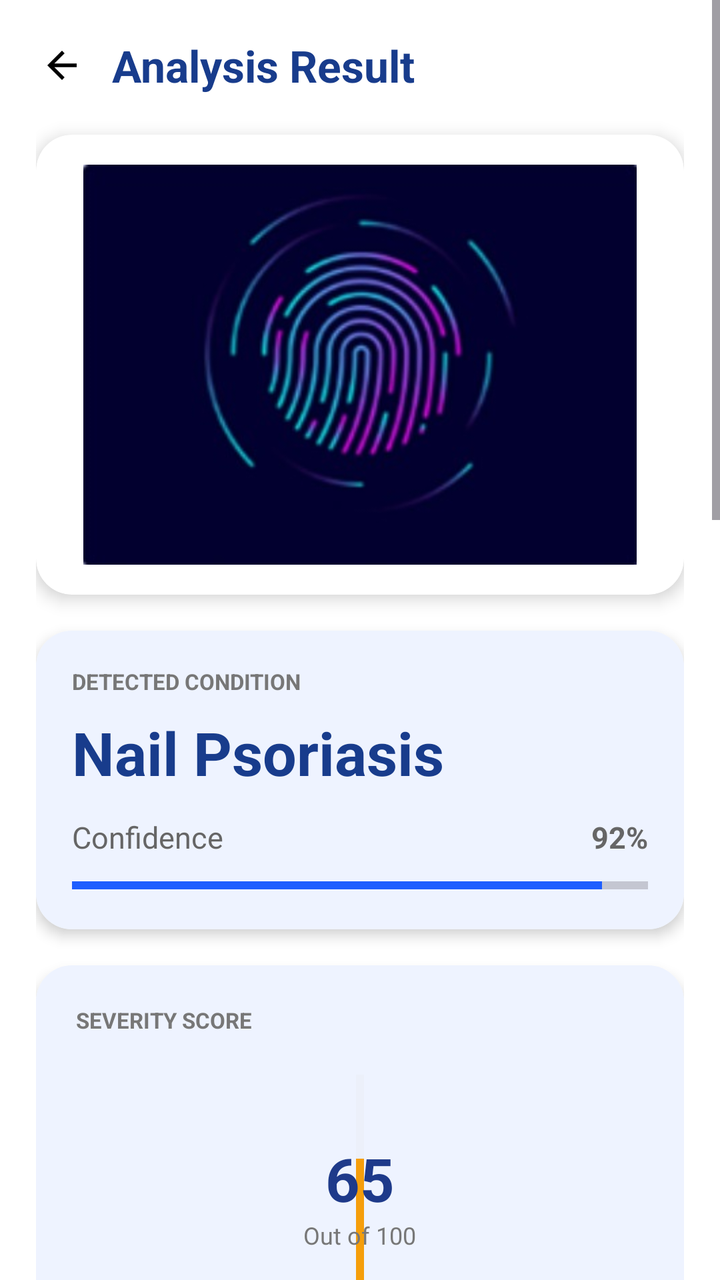
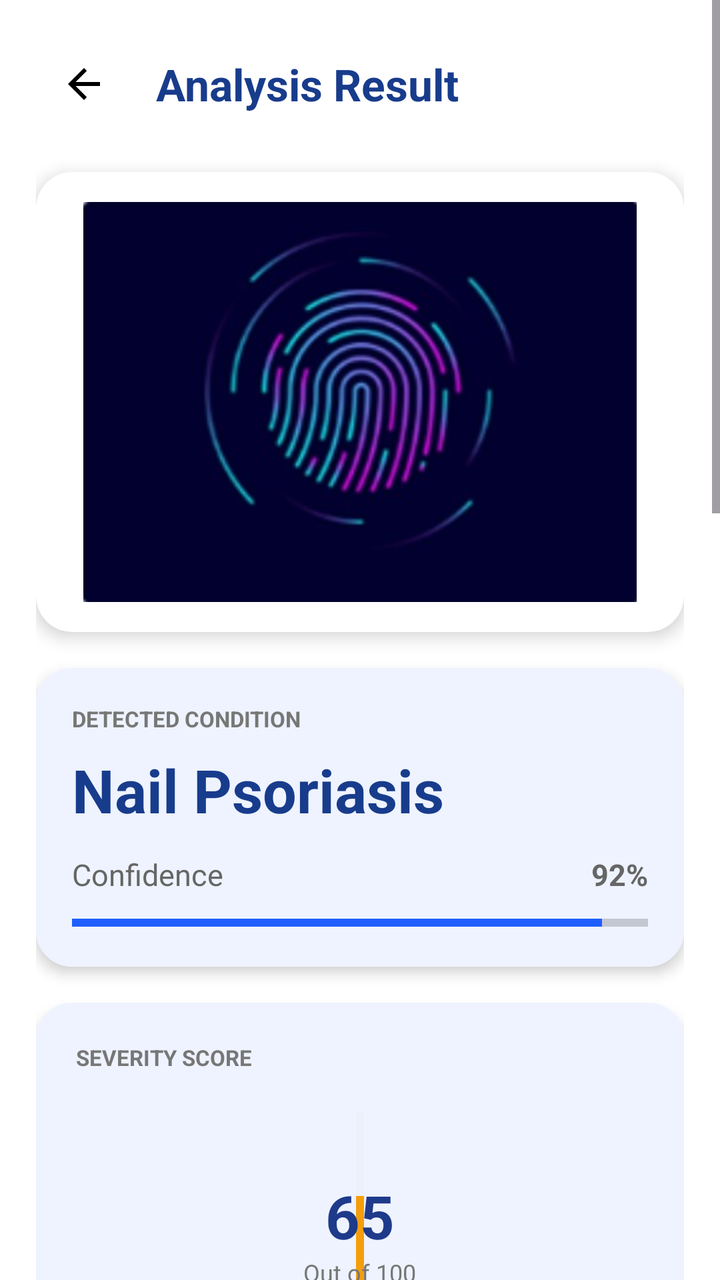

Compare the two renders of this Android layout. The source of the first and the diff that turns it into the second are given below.
<!-- AndroidManifest.xml: application theme Theme.AIAutomatedNailDiseaseDetection -->
<!-- res/layout/activity_result.xml -->
<?xml version="1.0" encoding="utf-8"?>
<ScrollView xmlns:android="http://schemas.android.com/apk/res/android"
    xmlns:app="http://schemas.android.com/apk/res-auto"
    android:layout_width="match_parent"
    android:layout_height="match_parent"
    android:background="#FFFFFF">

    <LinearLayout
        android:layout_width="match_parent"
        android:layout_height="wrap_content"
        android:orientation="vertical"
        android:padding="18dp">

        

        <LinearLayout
            android:layout_width="match_parent"
            android:layout_height="wrap_content"
            android:gravity="center_vertical">

            <ImageView
                android:id="@+id/btnBack"
                android:layout_width="26dp"
                android:layout_height="26dp"
                android:src="@drawable/ic_back"
                android:padding="2dp"/>

            <TextView
                android:layout_width="wrap_content"
                android:layout_height="wrap_content"
                android:layout_marginStart="12dp"
                android:text="Analysis Result"
                android:textColor="#183C8C"
                android:textStyle="bold"
                android:textSize="22sp"/>

        </LinearLayout>

        

        <androidx.cardview.widget.CardView
            android:layout_width="match_parent"
            android:layout_height="230dp"
            android:layout_marginTop="20dp"
            app:cardCornerRadius="18dp"
            app:cardElevation="5dp">

            <ImageView
                android:id="@+id/imgResult"
                android:layout_width="match_parent"
                android:layout_height="match_parent"
                android:padding="15dp"
                android:scaleType="fitCenter"
                android:src="@drawable/fingerprint"/>

        </androidx.cardview.widget.CardView>

        

        <androidx.cardview.widget.CardView
            android:layout_width="match_parent"
            android:layout_height="wrap_content"
            android:layout_marginTop="18dp"
            app:cardCornerRadius="18dp"
            app:cardElevation="4dp">

            <LinearLayout
                android:layout_width="match_parent"
                android:layout_height="wrap_content"
                android:orientation="vertical"
                android:padding="18dp"
                android:background="#EEF3FF">

                <TextView
                    android:layout_width="wrap_content"
                    android:layout_height="wrap_content"
                    android:text="DETECTED CONDITION"
                    android:textColor="#777777"
                    android:textStyle="bold"
                    android:textSize="11sp"/>

                <TextView
                    android:id="@+id/txtDiseaseName"
                    android:layout_width="wrap_content"
                    android:layout_height="wrap_content"
                    android:text="Nail Psoriasis"
                    android:textColor="#183C8C"
                    android:textStyle="bold"
                    android:textSize="30sp"
                    android:layout_marginTop="8dp"/>

                <LinearLayout
                    android:layout_width="match_parent"
                    android:layout_height="wrap_content"
                    android:layout_marginTop="12dp"
                    android:gravity="center_vertical">

                    <TextView
                        android:layout_width="0dp"
                        android:layout_height="wrap_content"
                        android:layout_weight="1"
                        android:text="Confidence"
                        android:textColor="#666666"
                        android:textSize="15sp"/>

                    <TextView
                        android:id="@+id/txtConfidenceValue"
                        android:layout_width="wrap_content"
                        android:layout_height="wrap_content"
                        android:text="92%"
                        android:textStyle="bold"
                        android:textColor="#666666"
                        android:textSize="15sp"/>

                </LinearLayout>

                <ProgressBar
                    android:id="@+id/progressConfidence"
                    style="?android:attr/progressBarStyleHorizontal"
                    android:layout_width="match_parent"
                    android:layout_height="8dp"
                    android:layout_marginTop="10dp"
                    android:max="100"
                    android:progress="92"
                    android:progressTint="#1E5EFF"/>

            </LinearLayout>

        </androidx.cardview.widget.CardView>
        

        <androidx.cardview.widget.CardView
            android:layout_width="match_parent"
            android:layout_height="wrap_content"
            android:layout_marginTop="18dp"
            app:cardCornerRadius="18dp"
            app:cardElevation="4dp">

            <LinearLayout
                android:layout_width="match_parent"
                android:layout_height="wrap_content"
                android:orientation="vertical"
                android:padding="20dp"
                android:background="#EEF3FF">

                <TextView
                    android:layout_width="wrap_content"
                    android:layout_height="wrap_content"
                    android:text="SEVERITY SCORE"
                    android:textColor="#777777"
                    android:textStyle="bold"
                    android:textSize="11sp"/>

                <LinearLayout
                    android:layout_width="match_parent"
                    android:layout_height="wrap_content"
                    android:gravity="center"
                    android:layout_marginTop="20dp">

                    <FrameLayout
                        android:layout_width="120dp"
                        android:layout_height="120dp">

                        <ProgressBar
                            android:id="@+id/progressSeverity"
                            style="?android:attr/progressBarStyleHorizontal"
                            android:layout_width="120dp"
                            android:layout_height="120dp"
                            android:rotation="-90"
                            android:max="100"
                            android:progress="65"
                            android:progressTint="#F59E0B"
                            android:progressBackgroundTint="#E5E7EB"/>

                        <LinearLayout
                            android:layout_width="match_parent"
                            android:layout_height="match_parent"
                            android:gravity="center"
                            android:orientation="vertical">

                            <TextView
                                android:id="@+id/txtSeverityValue"
                                android:layout_width="wrap_content"
                                android:layout_height="wrap_content"
                                android:text="65"
                                android:textColor="#1E3A8A"
                                android:textSize="30sp"
                                android:textStyle="bold"/>

                            <TextView
                                android:layout_width="wrap_content"
                                android:layout_height="wrap_content"
                                android:text="Out of 100"
                                android:textColor="#777777"
                                android:textSize="12sp"/>

                        </LinearLayout>

                    </FrameLayout>

                </LinearLayout>

                <TextView
                    android:id="@+id/txtSeverity"
                    android:layout_width="wrap_content"
                    android:layout_height="wrap_content"
                    android:layout_gravity="center"
                    android:layout_marginTop="18dp"
                    android:text="Moderate"
                    android:textColor="#F59E0B"
                    android:textSize="24sp"
                    android:textStyle="bold"/>

            </LinearLayout>

        </androidx.cardview.widget.CardView>
        

        <androidx.cardview.widget.CardView
            android:layout_width="match_parent"
            android:layout_height="wrap_content"
            android:layout_marginTop="18dp"
            app:cardCornerRadius="18dp"
            app:cardElevation="4dp">

            <LinearLayout
                android:layout_width="match_parent"
                android:layout_height="wrap_content"
                android:orientation="vertical"
                android:padding="18dp">

                <LinearLayout
                    android:layout_width="match_parent"
                    android:layout_height="wrap_content"
                    android:gravity="center_vertical">

                    <ImageView
                        android:layout_width="24dp"
                        android:layout_height="24dp"
                        android:src="@android:drawable/ic_dialog_info"
                        app:tint="#2563EB"/>

                    <TextView
                        android:layout_width="wrap_content"
                        android:layout_height="wrap_content"
                        android:layout_marginStart="10dp"
                        android:text="What does this mean?"
                        android:textColor="#183C8C"
                        android:textSize="18sp"
                        android:textStyle="bold"/>

                </LinearLayout>

                <TextView
                    android:id="@+id/txtDescription"
                    android:layout_width="match_parent"
                    android:layout_height="wrap_content"
                    android:layout_marginTop="14dp"
                    android:lineSpacingExtra="3dp"
                    android:text="The uploaded nail image has been classified as Nail Psoriasis with a high confidence score. This means the AI model has detected visual patterns commonly associated with this condition. Please consult a dermatologist for a professional diagnosis."
                    android:textColor="#666666"
                    android:textSize="15sp"/>

            </LinearLayout>

        </androidx.cardview.widget.CardView>


        

        <androidx.cardview.widget.CardView
            android:layout_width="match_parent"
            android:layout_height="wrap_content"
            android:layout_marginTop="18dp"
            app:cardCornerRadius="18dp"
            app:cardElevation="4dp">

            <LinearLayout
                android:layout_width="match_parent"
                android:layout_height="wrap_content"
                android:orientation="vertical"
                android:padding="18dp">

                <LinearLayout
                    android:layout_width="match_parent"
                    android:layout_height="wrap_content"
                    android:gravity="center_vertical">

                    <ImageView
                        android:layout_width="24dp"
                        android:layout_height="24dp"
                        android:src="@android:drawable/ic_menu_agenda"
                        app:tint="#2563EB"/>

                    <TextView
                        android:layout_width="wrap_content"
                        android:layout_height="wrap_content"
                        android:layout_marginStart="10dp"
                        android:text="Recommended Actions"
                        android:textColor="#183C8C"
                        android:textSize="18sp"
                        android:textStyle="bold"/>

                </LinearLayout>

                <LinearLayout
                    android:layout_width="match_parent"
                    android:layout_height="wrap_content"
                    android:orientation="vertical"
                    android:layout_marginTop="14dp">

                    <TextView
                        android:layout_width="wrap_content"
                        android:layout_height="wrap_content"
                        android:text="• Keep your nails clean and dry."
                        android:textSize="15sp"
                        android:textColor="#555555"/>

                    <TextView
                        android:layout_width="wrap_content"
                        android:layout_height="wrap_content"
                        android:layout_marginTop="8dp"
                        android:text="• Avoid biting or picking your nails."
                        android:textSize="15sp"
                        android:textColor="#555555"/>

                    <TextView
                        android:layout_width="wrap_content"
                        android:layout_height="wrap_content"
                        android:layout_marginTop="8dp"
                        android:text="• Apply moisturizer to nails and cuticles."
                        android:textSize="15sp"
                        android:textColor="#555555"/>

                    <TextView
                        android:layout_width="wrap_content"
                        android:layout_height="wrap_content"
                        android:layout_marginTop="8dp"
                        android:text="• Visit a dermatologist for proper medical advice."
                        android:textSize="15sp"
                        android:textColor="#555555"/>

                </LinearLayout>

            </LinearLayout>

        </androidx.cardview.widget.CardView>
        

        <androidx.cardview.widget.CardView
            android:layout_width="match_parent"
            android:layout_height="wrap_content"
            android:layout_marginTop="18dp"
            app:cardCornerRadius="18dp"
            app:cardElevation="4dp">

            <LinearLayout
                android:layout_width="match_parent"
                android:layout_height="wrap_content"
                android:orientation="horizontal"
                android:background="#FFF8E1"
                android:padding="18dp"
                android:gravity="top">

                <ImageView
                    android:layout_width="28dp"
                    android:layout_height="28dp"
                    android:src="@android:drawable/ic_dialog_alert"
                    app:tint="#F59E0B"/>

                <LinearLayout
                    android:layout_width="0dp"
                    android:layout_height="wrap_content"
                    android:layout_weight="1"
                    android:layout_marginStart="12dp"
                    android:orientation="vertical">

                    <TextView
                        android:layout_width="wrap_content"
                        android:layout_height="wrap_content"
                        android:text="Important"
                        android:textColor="#92400E"
                        android:textStyle="bold"
                        android:textSize="18sp"/>

                    <TextView
                        android:layout_width="match_parent"
                        android:layout_height="wrap_content"
                        android:layout_marginTop="8dp"
                        android:text="This AI prediction is for screening purposes only. It should not replace a professional medical diagnosis. If symptoms continue or worsen, consult a qualified dermatologist."
                        android:textColor="#78350F"
                        android:textSize="14sp"/>

                </LinearLayout>

            </LinearLayout>

        </androidx.cardview.widget.CardView>


        

        <Button
            android:id="@+id/btnUploadAgain"
            android:layout_width="match_parent"
            android:layout_height="56dp"
            android:layout_marginTop="24dp"
            android:layout_marginBottom="30dp"
            android:background="@drawable/button_blue"
            android:text="Upload Another Image"
            android:textAllCaps="false"
            android:textColor="#FFFFFF"
            android:textSize="17sp"
            android:textStyle="bold"/>

        <Button
            android:id="@+id/btnFeedback"
            android:layout_width="match_parent"
            android:layout_height="56dp"
            android:layout_marginTop="12dp"
            android:layout_marginBottom="30dp"
            android:background="@drawable/button_blue"
            android:text="Give Feedback"
            android:textAllCaps="false"
            android:textColor="#FFFFFF"
            android:textSize="17sp"
            android:textStyle="bold"/>

    </LinearLayout>

</ScrollView>
<!-- resources referenced by this layout -->
<resources>
  <!-- drawable button_blue (drawable) -->
  <?xml version="1.0" encoding="utf-8"?>
  <shape xmlns:android="http://schemas.android.com/apk/res/android">
  
      <solid android:color="#142A86"/>
  
      <corners android:radius="12dp"/>
  
  </shape>
  <!-- drawable fingerprint: png bitmap (drawable, 13779 bytes) -->
  <!-- drawable ic_back (drawable) -->
  <vector xmlns:android="http://schemas.android.com/apk/res/android" android:autoMirrored="true" android:height="24dp" android:tint="#000000" android:viewportHeight="24" android:viewportWidth="24" android:width="24dp">
        
      <path android:fillColor="@android:color/white" android:pathData="M20,11H7.83l5.59,-5.59L12,4l-8,8 8,8 1.41,-1.41L7.83,13H20v-2z"/>
      
  </vector>
  <style name="Theme.AIAutomatedNailDiseaseDetection" parent="Base.Theme.AIAutomatedNailDiseaseDetection" />
  <style name="Base.Theme.AIAutomatedNailDiseaseDetection" parent="Theme.Material3.DayNight.NoActionBar">
          
          
      </style>
</resources>

<!-- the commit's change to res/layout/activity_result.xml (unified diff, before → after) -->
@@ -18,13 +18,15 @@
             android:layout_height="wrap_content"
             android:gravity="center_vertical">
 
-            <ImageView
+            <ImageButton
                 android:id="@+id/btnBack"
-                android:layout_width="26dp"
-                android:layout_height="26dp"
+                android:layout_width="48dp"
+                android:layout_height="48dp"
+                android:background="@android:color/transparent"
                 android:src="@drawable/ic_back"
-                android:padding="2dp"/>
-
+                android:padding="10dp"
+                android:clickable="true"
+                android:focusable="true"/>
             <TextView
                 android:layout_width="wrap_content"
                 android:layout_height="wrap_content"
